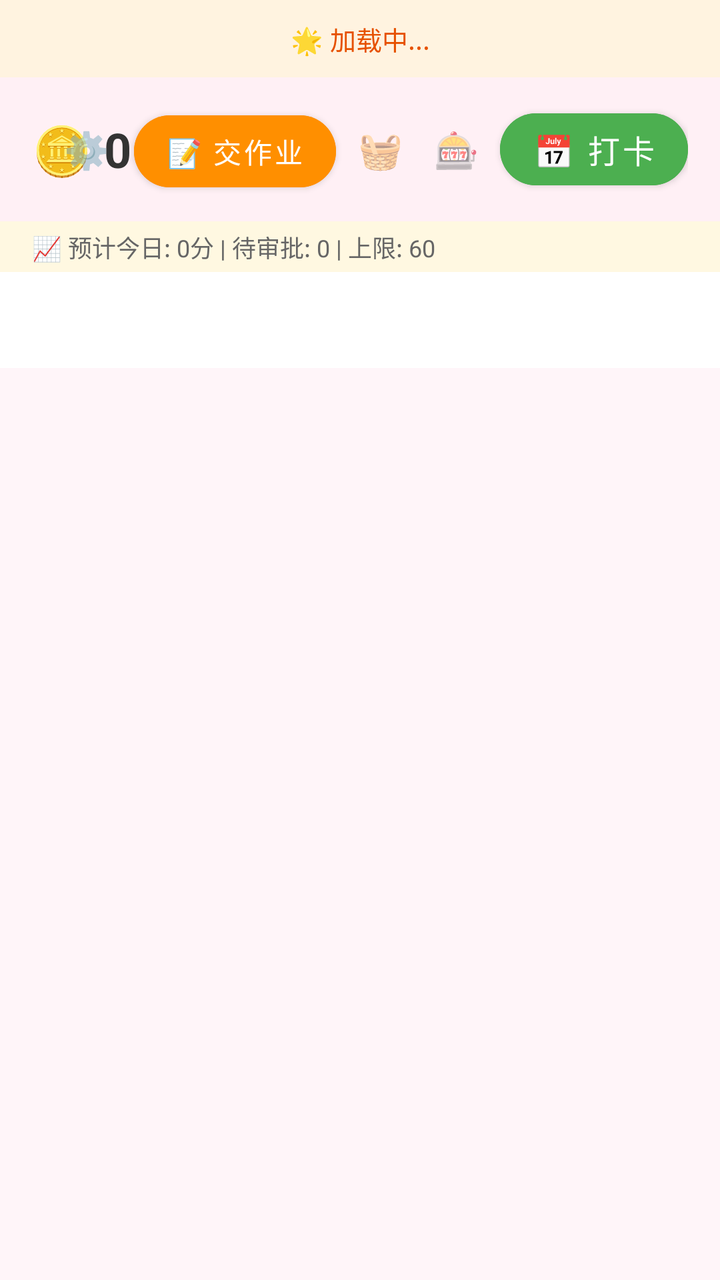
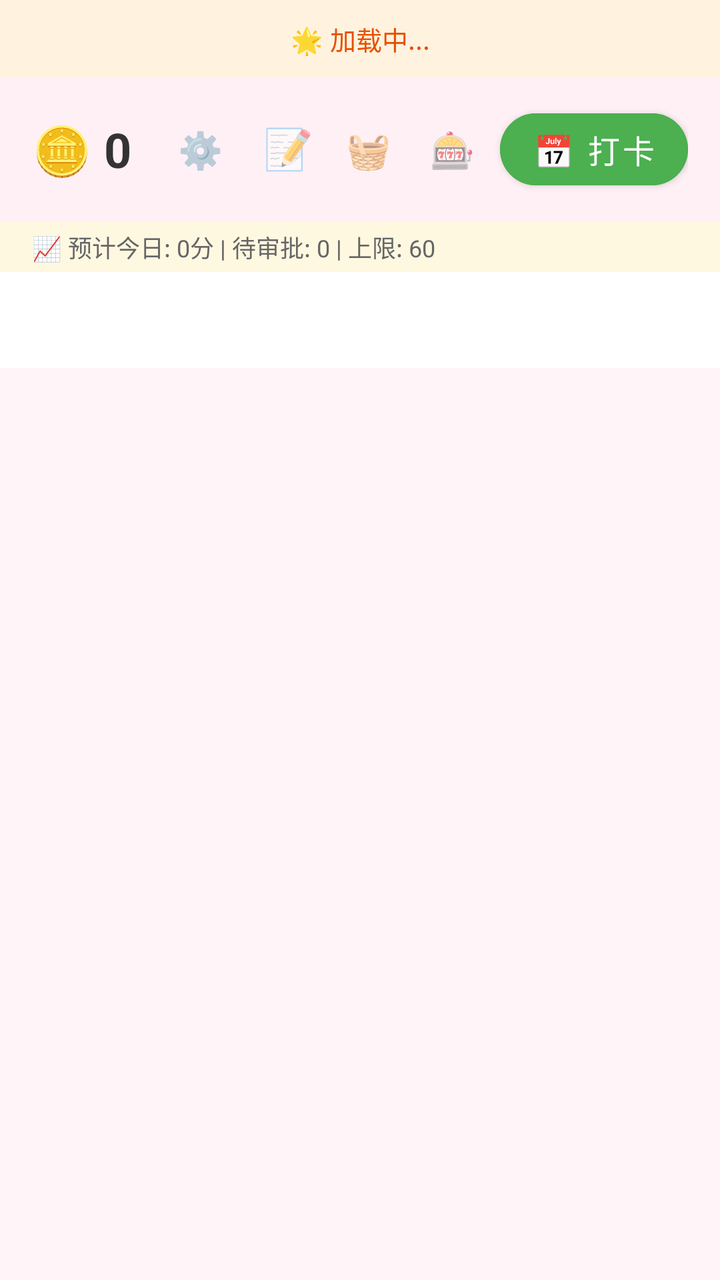

Compare the two renders of this Android layout. The source of the first and the diff that turns it into the second are given below.
<!-- AndroidManifest.xml: activity theme Theme.HabitTracker.Child -->
<!-- res/layout/activity_child.xml -->
<?xml version="1.0" encoding="utf-8"?>
<LinearLayout xmlns:android="http://schemas.android.com/apk/res/android"
    xmlns:app="http://schemas.android.com/apk/res-auto"
    android:layout_width="match_parent"
    android:layout_height="match_parent"
    android:orientation="vertical"
    android:background="@color/background_child">

    
    <TextView
        android:id="@+id/tv_daily_quote"
        android:layout_width="match_parent"
        android:layout_height="wrap_content"
        android:padding="10dp"
        android:paddingStart="16dp"
        android:paddingEnd="16dp"
        android:background="#FFF3E0"
        android:text="🌟 加载中..."
        android:textSize="13sp"
        android:textColor="#E65100"
        android:lineSpacingExtra="2dp"
        android:gravity="center" />

    
    <RelativeLayout
        android:layout_width="match_parent"
        android:layout_height="wrap_content"
        android:padding="12dp"
        android:paddingStart="16dp"
        android:paddingEnd="16dp"
        android:background="@color/child_pink_light">

        <TextView
            android:id="@+id/tv_coin_balance"
            android:layout_width="wrap_content"
            android:layout_height="wrap_content"
            android:layout_centerVertical="true"
            android:text="🪙 0"
            android:textSize="24sp"
            android:textColor="@color/text_primary"
            android:textStyle="bold" />

        <LinearLayout
            android:layout_width="wrap_content"
            android:layout_height="wrap_content"
            android:layout_alignParentEnd="true"
            android:layout_centerVertical="true"
            android:orientation="horizontal">

            <TextView
                android:id="@+id/btn_child_settings"
                android:layout_width="32dp"
                android:layout_height="32dp"
                android:text="⚙️"
                android:textSize="18sp"
                android:gravity="center"
                android:layout_marginEnd="8dp"
                android:background="?attr/selectableItemBackgroundBorderless"
                android:clickable="true"
                android:focusable="true"
                android:contentDescription="设置" />

            <com.google.android.material.button.MaterialButton
                android:id="@+id/btn_submit_homework"
                android:layout_width="wrap_content"
                android:layout_height="48dp"
                android:text="📝 交作业"
                android:textSize="14sp"
                android:textAllCaps="false"
                android:layout_marginEnd="6dp"
                app:cornerRadius="24dp"
                android:backgroundTint="#FF8F00"
                android:contentDescription="提交作业" />
            <TextView
                android:id="@+id/btn_laundry"
                android:layout_width="32dp"
                android:layout_height="32dp"
                android:text="🧺"
                android:textSize="18sp"
                android:gravity="center"
                android:layout_marginEnd="6dp"
                android:background="?attr/selectableItemBackgroundBorderless"
                android:clickable="true"
                android:focusable="true"
                android:contentDescription="洗衣任务" />
            <TextView
                android:id="@+id/btn_lottery"
                android:layout_width="32dp"
                android:layout_height="32dp"
                android:text="🎰"
                android:textSize="18sp"
                android:gravity="center"
                android:layout_marginEnd="6dp"
                android:background="?attr/selectableItemBackgroundBorderless"
                android:clickable="true"
                android:focusable="true"
                android:contentDescription="抽奖" />
            <com.google.android.material.button.MaterialButton
                android:id="@+id/btn_check_in"
                android:layout_width="wrap_content"
                android:layout_height="48dp"
                android:text="📅 打卡"
                android:textSize="16sp"
                android:textAllCaps="false"
                app:cornerRadius="24dp"
                android:backgroundTint="@color/child_green" />

        </LinearLayout>

    </RelativeLayout>
    
    <TextView
        android:id="@+id/tv_earning_estimate"
        android:layout_width="match_parent"
        android:layout_height="wrap_content"
        android:paddingStart="16dp"
        android:paddingEnd="16dp"
        android:paddingTop="4dp"
        android:paddingBottom="4dp"
        android:text="📈 预计今日: 0分 | 待审批: 0 | 上限: 60"
        android:textSize="12sp"
        android:textColor="#FF666666"
        android:background="#FFF8E1" />

    
    <com.google.android.material.tabs.TabLayout
        android:id="@+id/tab_layout"
        android:layout_width="match_parent"
        android:layout_height="48dp"
        android:background="@android:color/white"
        app:tabMode="fixed"
        app:tabGravity="fill" />

    
    <androidx.viewpager2.widget.ViewPager2
        android:id="@+id/view_pager"
        android:layout_width="match_parent"
        android:layout_height="0dp"
        android:layout_weight="1" />

</LinearLayout>
<!-- resources referenced by this layout -->
<resources>
  <color name="background_child">#FFF5F9</color>
  <color name="child_green">#4CAF50</color>
  <color name="child_pink_light">#FFF0F5</color>
  <color name="text_primary">#333333</color>
  <style name="Theme.HabitTracker.Child" parent="Theme.HabitTracker">
          <item name="colorPrimary">@color/child_pink</item>
          <item name="android:statusBarColor">@color/child_pink_light</item>
      </style>
  <style name="Theme.HabitTracker" parent="Theme.MaterialComponents.Light.NoActionBar">
          <item name="colorPrimary">@color/child_pink</item>
          <item name="colorPrimaryVariant">@color/child_pink_light</item>
          <item name="colorOnPrimary">@color/white</item>
          <item name="colorSecondary">@color/child_green</item>
          <item name="android:statusBarColor">@color/child_pink_light</item>
      </style>
  <color name="child_pink">#FF6B9D</color>
  <color name="white">#FFFFFF</color>
</resources>

<!-- the commit's change to res/layout/activity_child.xml (unified diff, before → after) -->
@@ -49,8 +49,8 @@
 
             <TextView
                 android:id="@+id/btn_child_settings"
-                android:layout_width="32dp"
-                android:layout_height="32dp"
+                android:layout_width="36dp"
+                android:layout_height="36dp"
                 android:text="⚙️"
                 android:textSize="18sp"
                 android:gravity="center"
@@ -60,21 +60,22 @@
                 android:focusable="true"
                 android:contentDescription="设置" />
 
-            <com.google.android.material.button.MaterialButton
+            <TextView
                 android:id="@+id/btn_submit_homework"
-                android:layout_width="wrap_content"
-                android:layout_height="48dp"
-                android:text="📝 交作业"
-                android:textSize="14sp"
-                android:textAllCaps="false"
-                android:layout_marginEnd="6dp"
-                app:cornerRadius="24dp"
-                android:backgroundTint="#FF8F00"
+                android:layout_width="36dp"
+                android:layout_height="36dp"
+                android:text="📝"
+                android:textSize="20sp"
+                android:gravity="center"
+                android:layout_marginEnd="4dp"
+                android:background="?attr/selectableItemBackgroundBorderless"
+                android:clickable="true"
+                android:focusable="true"
                 android:contentDescription="提交作业" />
             <TextView
                 android:id="@+id/btn_laundry"
-                android:layout_width="32dp"
-                android:layout_height="32dp"
+                android:layout_width="36dp"
+                android:layout_height="36dp"
                 android:text="🧺"
                 android:textSize="18sp"
                 android:gravity="center"
@@ -85,8 +86,8 @@
                 android:contentDescription="洗衣任务" />
             <TextView
                 android:id="@+id/btn_lottery"
-                android:layout_width="32dp"
-                android:layout_height="32dp"
+                android:layout_width="36dp"
+                android:layout_height="36dp"
                 android:text="🎰"
                 android:textSize="18sp"
                 android:gravity="center"
